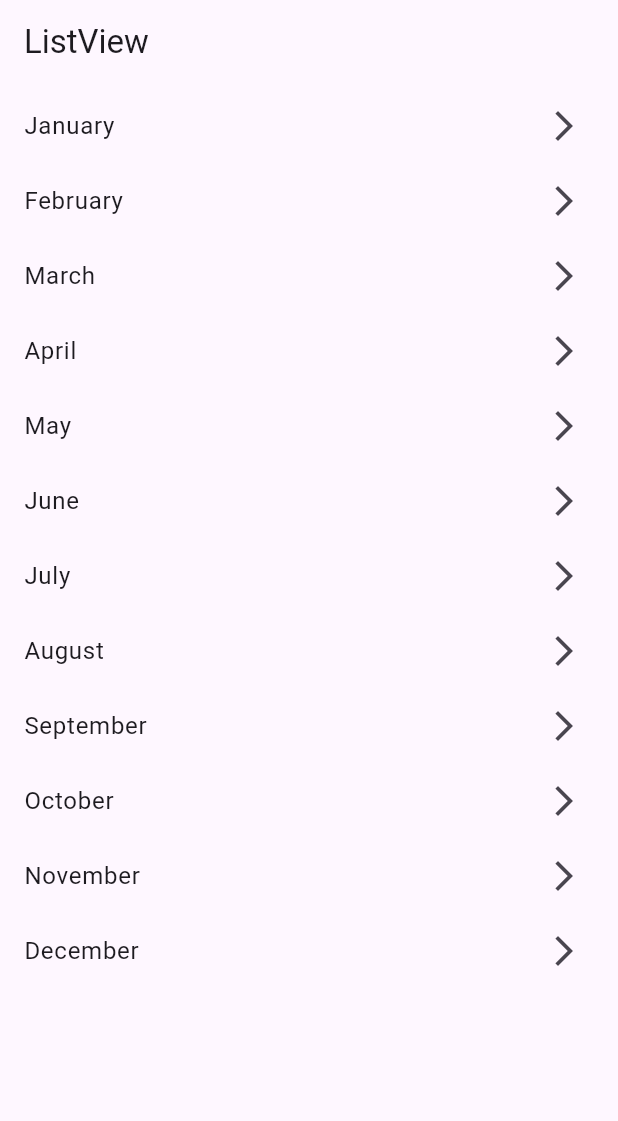
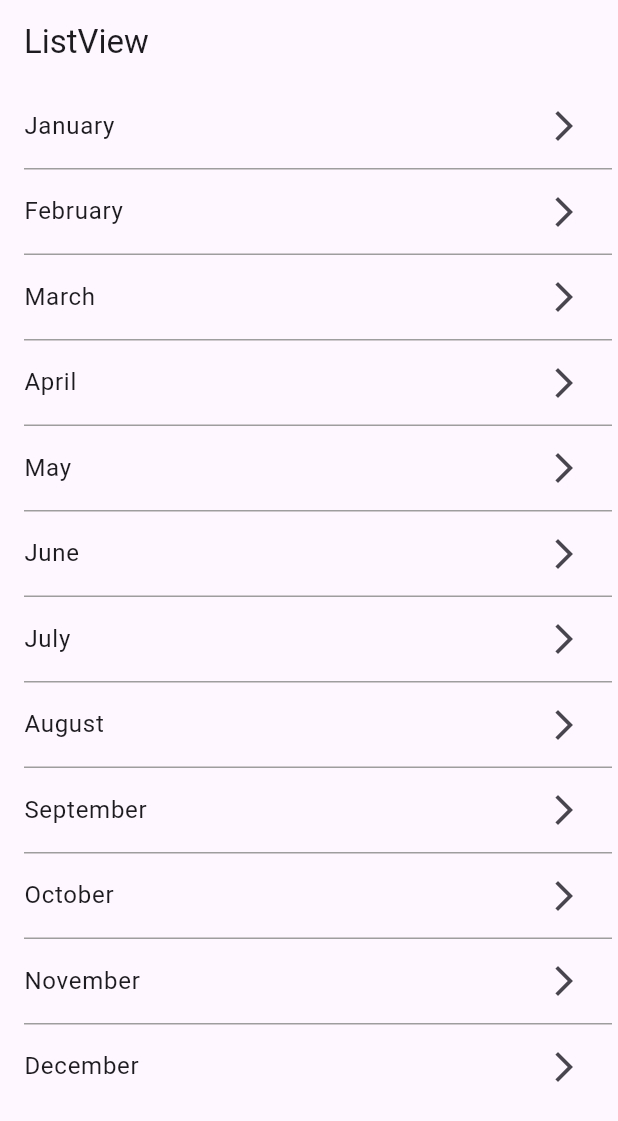
Before and after one commit to 837100/appschool7th, a Flutter app: the screen it shows after launch, on a phone screen of 412 x 824 dp. Shown: the top 1121 px of the screen. Run offline on Flutter 3.47's test engine with Material 3 defaults, Android fonts, the phone set to English and light mode, and no system bars; our stand-ins replace google_fonts.

Commit message:
상세 페이지를 위한 MyDetails 클래스 추가 및 리스트 뷰에서 항목 클릭 시 상세 페이지로 이동하는 기능 구현

```diff
--- a/05-DartandFlutter/list_navigation/lib/main.dart
+++ b/05-DartandFlutter/list_navigation/lib/main.dart
@@ -1,5 +1,5 @@
 import 'package:flutter/material.dart';
-
+// import 'package:list_navigation/my_grid_view.dart';
 import 'my_list_view.dart';
 
 void main() {
@@ -18,6 +18,7 @@ class MyApp extends StatelessWidget {
         primarySwatch: Colors.blue,
       ),
       home: const MyListView(),
+      // home: const MyGridView(),
     );
   }
 }
--- a/05-DartandFlutter/list_navigation/lib/my_list_view.dart
+++ b/05-DartandFlutter/list_navigation/lib/my_list_view.dart
@@ -1,5 +1,5 @@
 import 'package:flutter/material.dart';
-import 'package:flutter/rendering.dart';
+import 'my_details.dart';
 
 class ListDataItems {
   final List<String> monthItems = [
@@ -29,7 +29,7 @@ class MyListView extends StatelessWidget {
       appBar: AppBar(
         title: const Text('ListView'),
       ),
-      body: ListView.builder(
+      body: ListView.separated(
         itemCount: item.monthItems.length,
         itemBuilder: (context, index) {
           return ListTile(
@@ -43,26 +43,16 @@ class MyListView extends StatelessWidget {
                             MyDetails(item.monthItems[index])));
               });
         },
-        itemExtent: 50,
+        separatorBuilder: (BuildContext context, int index) {
+          return const Divider(
+            color: Colors.grey,
+            thickness: 1,
+            height: 1,
+            indent: 16,
+            endIndent: 4,
+          );
+        },
       ),
     );
   }
 }
-
-class MyDetails extends StatelessWidget {
-  final String month;
-  const MyDetails(this.month, {super.key});
-
-  @override
-  Widget build(BuildContext context) {
-    // TODO: implement build
-    return Scaffold(
-      appBar: AppBar(
-        title: Text(month),
-      ),
-      body: Center(
-        child: Text('This is the details page for $month'),
-      ),
-    );
-  }
-}
```
Also changed, not shown: 05-DartandFlutter/list_navigation/lib/my_details.dart (added, +19 -0 lines), 05-DartandFlutter/list_navigation/lib/my_grid_view.dart (+14 -4 lines), 05-DartandFlutter/list_navigation/lib/text_field_demo.dart (added, +8 -0 lines).
